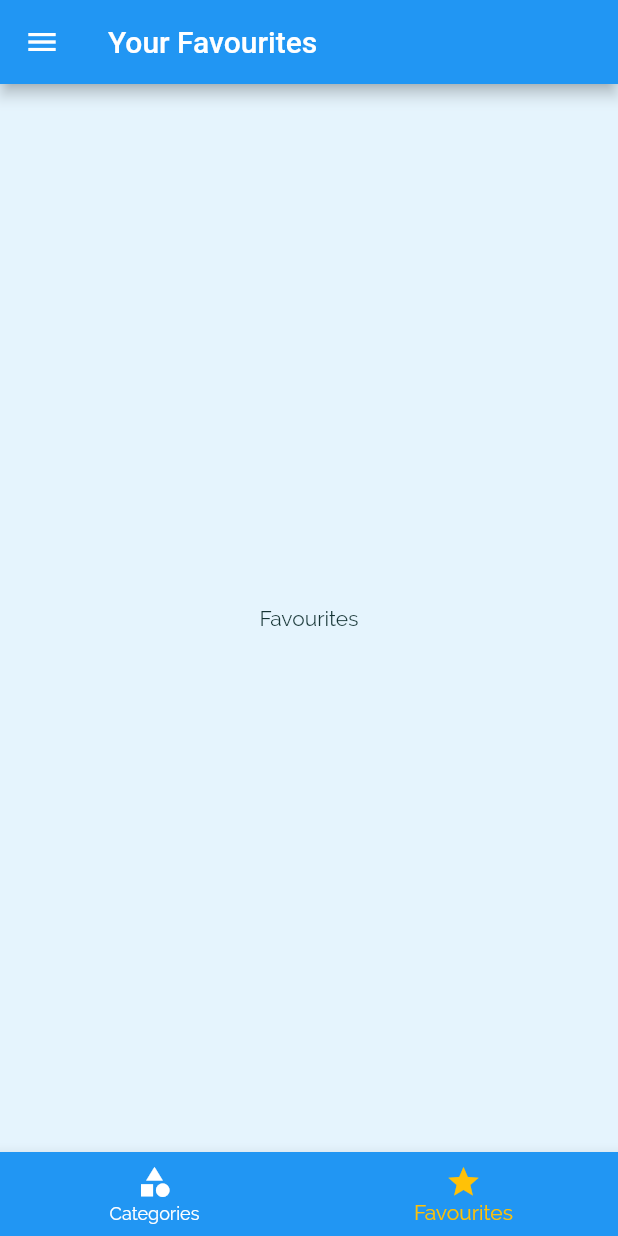
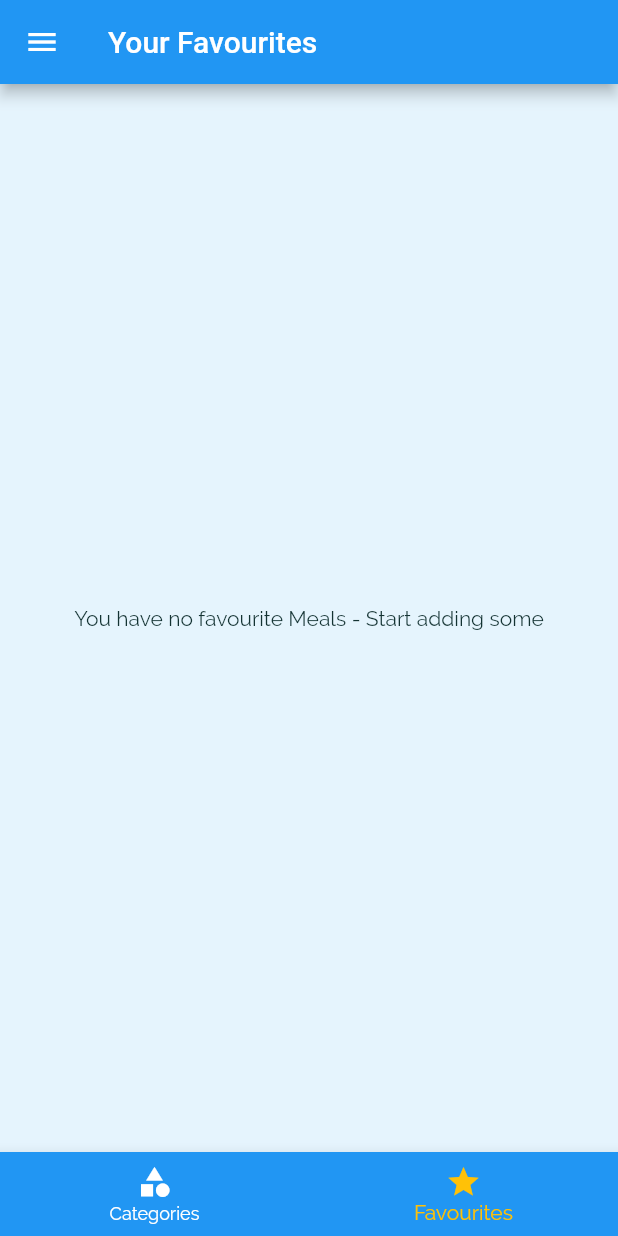
Before and after one commit to jeclauden/foodapp, a Flutter app: the screen it shows after launch, item 2 of the bottom bar chosen, on a phone screen of 412 x 824 dp. Run offline on Flutter 3.47's test engine with Material 2 defaults, Android fonts, the phone set to English and light mode, and no system bars; our stand-ins replace gap; missing offline and left inert: dart:ffi.

Commit message:
Implement favourites creen

```diff
--- a/lib/main.dart
+++ b/lib/main.dart
@@ -1,8 +1,10 @@
 import 'package:flutter/material.dart';
-import 'package:foodapp/screens/filters_screen.dart';
-import 'package:foodapp/screens/meal_details_screen.dart';
-import 'package:foodapp/screens/tabs_screen.dart';
+import './dummy_data.dart';
+import './screens/filters_screen.dart';
+import './screens/meal_details_screen.dart';
+import './screens/tabs_screen.dart';
 import './screens/category_meals_screen.dart';
+import './models/meal.dart';
 import 'screens/meals_categories_screen.dart';
 import './routes/app_routes.dart';
 
@@ -10,10 +12,67 @@ void main() {
   runApp(const MyApp());
 }
 
-class MyApp extends StatelessWidget {
+class MyApp extends StatefulWidget {
   const MyApp({Key? key}) : super(key: key);
 
-  // This widget is the root of your application.
+  @override
+  State<MyApp> createState() => _MyAppState();
+}
+
+class _MyAppState extends State<MyApp> {
+  final Map<String, bool> _filters = {
+    'gluten': false,
+    'lactose': false,
+    'vegan': false,
+    'vegetarian': false,
+  };
+
+  List<Meal> _avalaibleMeals = DUMMY_MEALS;
+
+  final List<Meal> _favouriteMeals = [];
+
+  void _toggleFavourite(String mealId) {
+    final existingIndex =
+        _favouriteMeals.indexWhere((meal) => meal.id == mealId);
+
+    if (existingIndex >= 0) {
+      setState(() {
+        _favouriteMeals.removeAt(existingIndex);
+      });
+    } else {
+      setState(() {
+        _favouriteMeals
+            .add(DUMMY_MEALS.firstWhere((meal) => meal.id == mealId));
+      });
+    }
+  }
+
+  void _setFilters(String key, bool value) {
+    setState(() {
+      _filters[key] = value;
+      //Update meals based on filters
+      _avalaibleMeals = DUMMY_MEALS.where((meal) {
+        if (_filters['gluten']! && !meal.isGlutenFree) {
+          return false;
+        }
+        if (_filters['lactose']! && !meal.isLactoseFree) {
+          return false;
+        }
+        if (_filters['vegan']! && !meal.isVegan) {
+          return false;
+        }
+        if (_filters['vegetarian']! && !meal.isVegetarian) {
+          return false;
+        }
+        return true;
+      }).toList();
+    });
+  }
+
+  bool _isMealFavourite(String id) {
+    return _favouriteMeals.any((meal) => meal.id == id);
+  }
+
   @override
   Widget build(BuildContext context) {
     return MaterialApp(
@@ -36,21 +95,21 @@ class MyApp extends StatelessWidget {
         colorScheme: ColorScheme.fromSwatch(primarySwatch: Colors.blue)
             .copyWith(secondary: Colors.red),
       ),
-      // home: const CategoriesScreen(),
-      // onGenerateRoute has other options. Check it out
-      // onGenerateRoute: ((settings) {
-      //   // some logics here
-      //   return MaterialPageRoute(
-      //     builder: ((context) => const CategoriesScreen()),
-      //   );
-      // }),
 
       // Can manually register named routes
       routes: {
-        AppRoutes.mealTabs: (ctx) => const TabsScreen(),
-        AppRoutes.mealCategory: (ctx) => const CategoryMealsScreen(),
-        AppRoutes.mealDetails: (ctx) => const MealDetailsScreen(),
-        AppRoutes.filterScreen: (ctx) => const FiltersScreen(),
+        AppRoutes.mealTabs: (ctx) => TabsScreen(
+              favouriteMeals: _favouriteMeals,
+            ),
+        AppRoutes.mealCategory: (ctx) => CategoryMealsScreen(
+              avalaibleMeals: _avalaibleMeals,
+            ),
+        AppRoutes.mealDetails: (ctx) => MealDetailsScreen(
+              toggleFavourite: _toggleFavourite,
+              isFavourite: _isMealFavourite,
+            ),
+        AppRoutes.filterScreen: (ctx) =>
+            FiltersScreen(currentFilters: _filters, saveFilters: _setFilters),
       },
       // Fallback is route cannot be found
       onUnknownRoute: (settings) {
--- a/lib/screens/favourites_screen.dart
+++ b/lib/screens/favourites_screen.dart
@@ -1,12 +1,37 @@
+import 'dart:ffi';
+
 import 'package:flutter/material.dart';
 
+import '../models/meal.dart';
+import '../widgets/meal_item.dart';
+
 class FavouritesScreen extends StatelessWidget {
-  const FavouritesScreen({Key? key}) : super(key: key);
+  final List<Meal> favouriteMeals;
+
+  const FavouritesScreen({
+    Key? key,
+    required this.favouriteMeals,
+  }) : super(key: key);
 
   @override
   Widget build(BuildContext context) {
-    return Center(
-      child: Text("Favourites"),
-    );
+    if (favouriteMeals.isEmpty) {
+      return const Center(
+        child: Text("You have no favourite Meals - Start adding some"),
+      );
+    } else {
+      return ListView.builder(
+        itemBuilder: (ctx, index) {
+          return MealItem(
+              id: favouriteMeals[index].id,
+              title: favouriteMeals[index].title,
+              imageUrl: favouriteMeals[index].imageUrl,
+              duration: favouriteMeals[index].duration,
+              complexity: favouriteMeals[index].complexity,
+              affordability: favouriteMeals[index].affordability);
+        },
+        itemCount: favouriteMeals.length,
+      );
+    }
   }
 }
--- a/lib/screens/tabs_screen.dart
+++ b/lib/screens/tabs_screen.dart
@@ -1,21 +1,23 @@
 import 'package:flutter/material.dart';
+import '../models/meal.dart';
 import '../screens/favourites_screen.dart';
 import '../screens/meals_categories_screen.dart';
 
 import '../widgets/main_drawer.dart';
 
 class TabsScreen extends StatefulWidget {
-  const TabsScreen({Key? key}) : super(key: key);
+  final List<Meal> favouriteMeals;
+  const TabsScreen({
+    Key? key,
+    required this.favouriteMeals,
+  }) : super(key: key);
 
   @override
   State<TabsScreen> createState() => _TabsScreenState();
 }
 
 class _TabsScreenState extends State<TabsScreen> {
-  final List<Widget> _pages = [
-    const CategoriesScreen(),
-    const FavouritesScreen(),
-  ];
+  List<Widget> _pages = [];
 
   int _selectedPageIndex = 0;
 
@@ -23,6 +25,18 @@ class _TabsScreenState extends State<TabsScreen> {
     setState(() {
       _selectedPageIndex = index;
     });
+  }
+
+  // This initialisation allows to get access to the widget.favouriteMeals
+  @override
+  void initState() {
+    _pages = [
+      const CategoriesScreen(),
+      FavouritesScreen(
+        favouriteMeals: widget.favouriteMeals,
+      ),
+    ];
+    super.initState();
   }
 
   String _getAppBarTitle(int index) {
```
Also changed, not shown: lib/screens/category_meals_screen.dart (+11 -15 lines), lib/screens/filters_screen.dart (+38 -1 lines), lib/screens/meal_details_screen.dart (+11 -5 lines), lib/widgets/meal_item.dart (+2 -11 lines).
